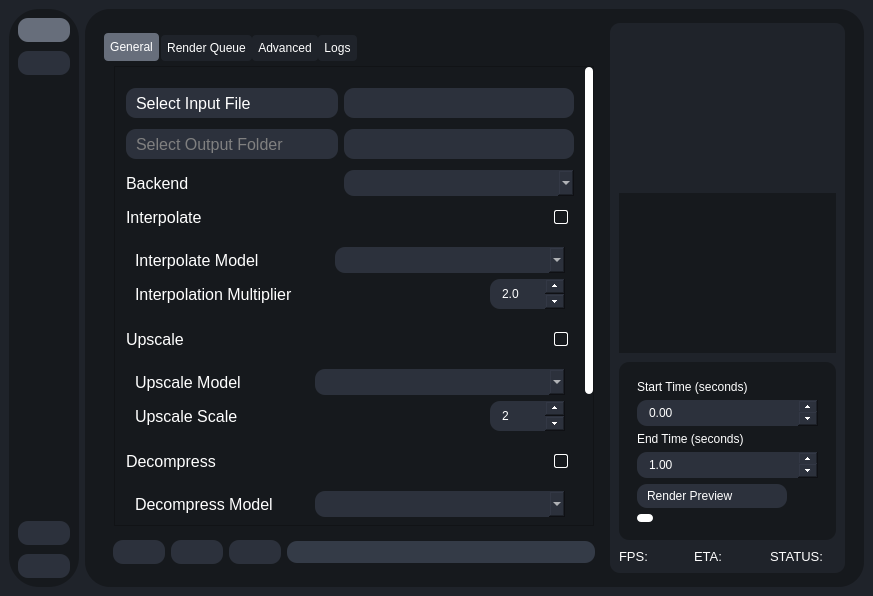
Qt form testRVEInterface.ui (gokulmc/enhance_crop) before a commit.
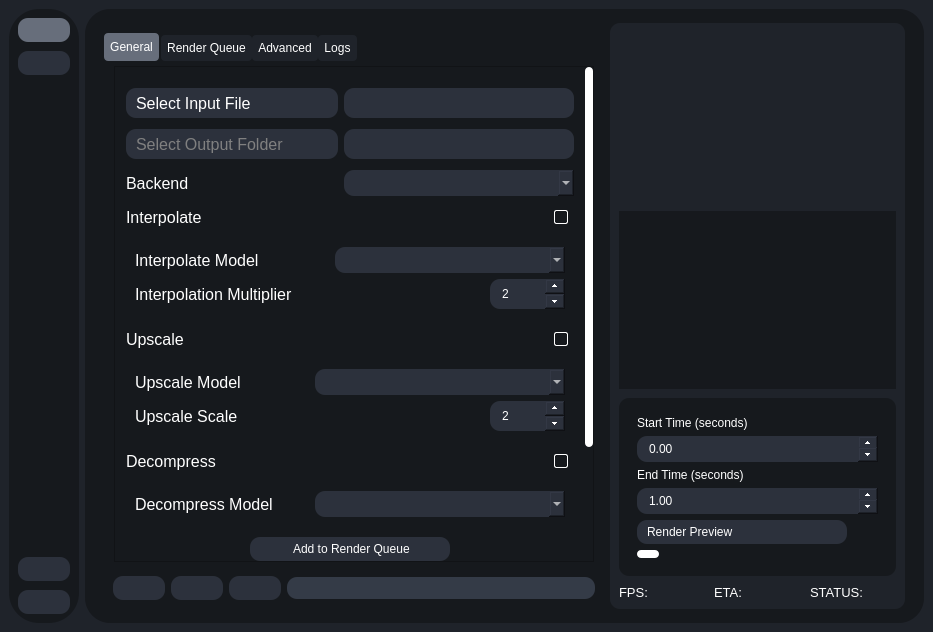
The same form after that commit. The open tabs and pages were chosen to show the change. Icons and pictures are not drawn.

Commit message: restrict interp values

What changed in the file:
```diff
--- a/testRVEInterface.ui
+++ b/testRVEInterface.ui
@@ -5,8 +5,8 @@
    <rect>
     <x>0</x>
     <y>0</y>
-    <width>0</width>
-    <height>0</height>
+    <width>933</width>
+    <height>632</height>
    </rect>
   </property>
   <property name="sizePolicy">
@@ -1090,7 +1090,7 @@
                                   <rect>
                                    <x>0</x>
                                    <y>0</y>
-                                   <width>344</width>
+                                   <width>470</width>
                                    <height>668</height>
                                   </rect>
                                  </property>
@@ -1503,7 +1503,7 @@
                                            <enum>QAbstractSpinBox::ButtonSymbols::UpDownArrows</enum>
                                           </property>
                                           <property name="decimals">
-                                           <number>1</number>
+                                           <number>0</number>
                                           </property>
                                           <property name="minimum">
                                            <double>2.000000000000000</double>
```
Left out of the diff: 273 changed lines with no effect on the pictures.
